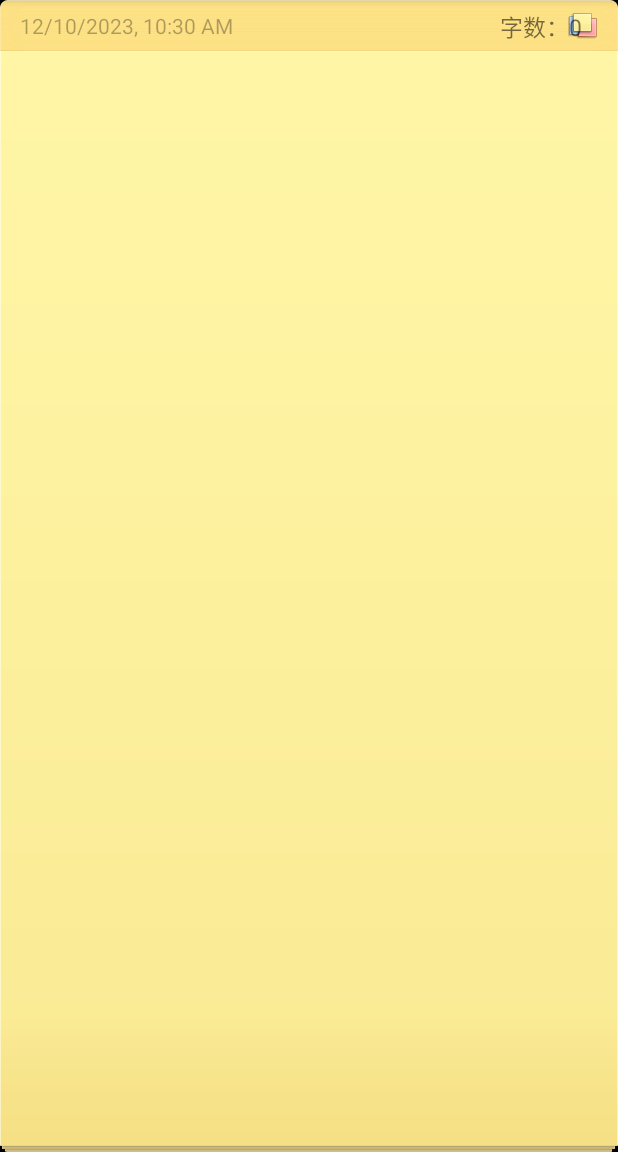
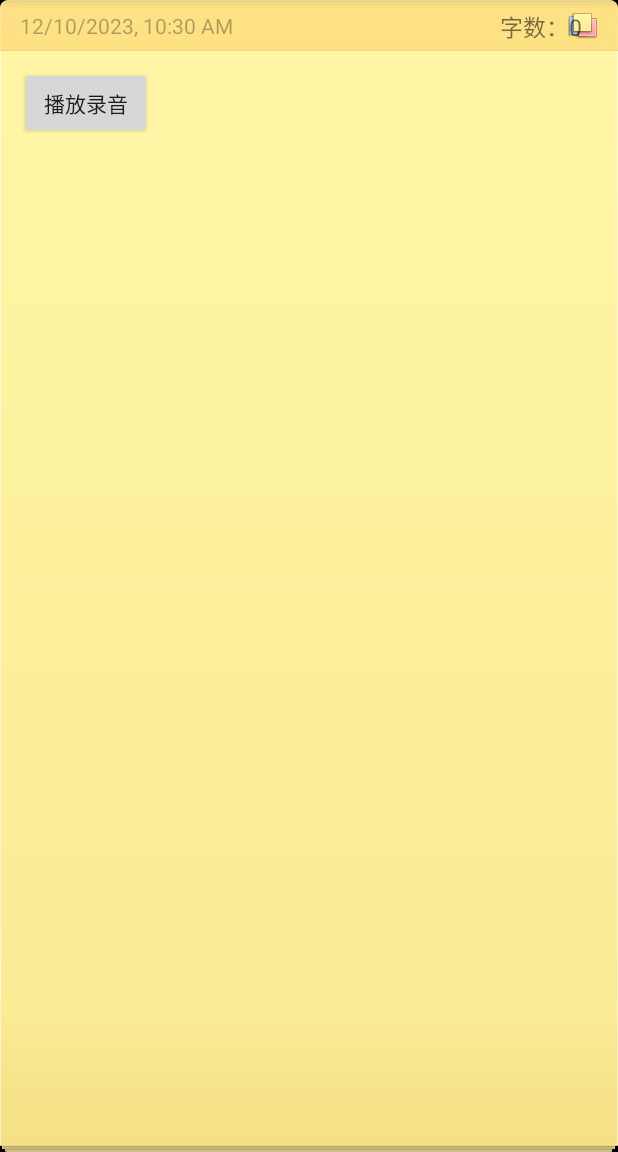
Before and after one commit to ShakeJ96/Xiaomi_Note1, an Android app: the screen it shows after launch (NoteEditActivity), after a tap on an icon or button, on a phone screen of 412 x 824 dp, the part 84-1236 px from its top. Run offline under Robolectric (Android 15) with nearby library versions, the phone set to English and light mode, and no system bars; pictures from the network do not load.

Commit message:
更新了录音便签功能

```diff
--- a/app/src/main/res/layout/note_edit.xml
+++ b/app/src/main/res/layout/note_edit.xml
@@ -78,6 +78,12 @@
                 android:layout_height="7dip"
                 android:background="@drawable/bg_color_btn_mask" />
 
+            <Button
+                android:id="@+id/button_play_audio"
+                android:layout_width="wrap_content"
+                android:layout_height="wrap_content"
+                android:text="播放录音" />
+
             <ScrollView
                 android:layout_width="fill_parent"
                 android:layout_height="0dip"
@@ -121,6 +127,8 @@
                 android:layout_width="fill_parent"
                 android:layout_height="7dip"
                 android:background="@drawable/bg_color_btn_mask" />
+
+
         </LinearLayout>
     </LinearLayout>
 
@@ -433,4 +441,8 @@
         android:textSize="15sp"
         android:text="字数：0" />
 
+    <RadioGroup
+        android:layout_width="wrap_content"
+        android:layout_height="wrap_content" />
+
 </FrameLayout>
--- a/app/src/main/res/menu/note_edit.xml
+++ b/app/src/main/res/menu/note_edit.xml
@@ -64,5 +64,7 @@
         android:id="@+id/menu_select_image"
         android:title="选择插入图片" />
 
-
+    <item
+        android:id="@+id/menu_insert_audio"
+        android:title="插入语音消息" />
 </menu>
```
Also changed, not shown: app/src/main/java/net/micode/notes/ui/NoteEditActivity.java (+37 -2 lines), 419 other files.
